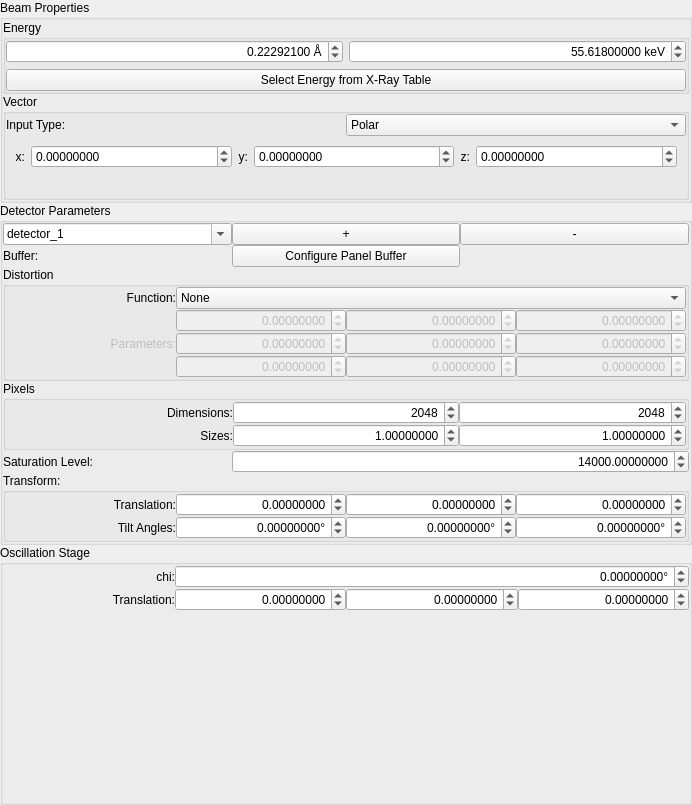
Before: the Qt Designer form hexrd/ui/resources/ui/instrument_form_view_widget.ui in HEXRD/hexrdgui, drawn with Qt 5.
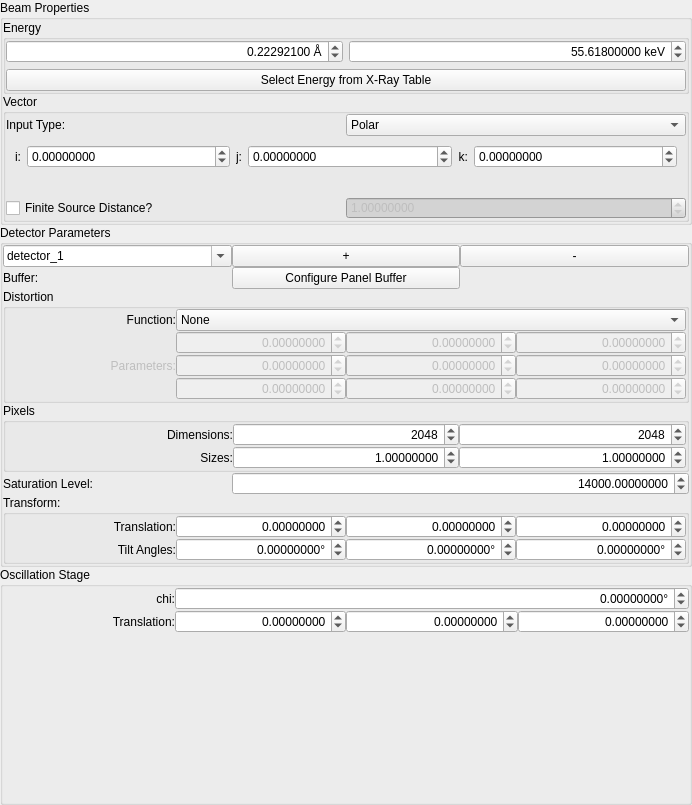
After: the same form once the commit is applied. The open tabs and pages were chosen to show the change. Custom widgets are drawn as their Qt base class.

Commit message:
Add editor for beam vector magnitude
This is hidden by default in the tree view, but can be enabled via
a checkbox in the form view.

Editing the beam vector magnitude modifies the beam vector values,
and editing beam vector values modifies the beam vector magnitude.

If the beam vector is infinite, then the beam vector is normalized.

```diff
--- a/hexrd/ui/resources/ui/instrument_form_view_widget.ui
+++ b/hexrd/ui/resources/ui/instrument_form_view_widget.ui
@@ -152,14 +152,7 @@
          <property name="spacing">
           <number>0</number>
          </property>
-         <item row="0" column="0">
-          <widget class="QLabel" name="beam_vector_input_type_label">
-           <property name="text">
-            <string>Input Type:</string>
-           </property>
-          </widget>
-         </item>
-         <item row="0" column="1">
+         <item row="1" column="1">
           <widget class="QComboBox" name="beam_vector_input_type">
            <item>
             <property name="text">
@@ -173,7 +166,24 @@
            </item>
           </widget>
          </item>
-         <item row="2" column="0" colspan="2">
+         <item row="1" column="0">
+          <widget class="QLabel" name="beam_vector_input_type_label">
+           <property name="text">
+            <string>Input Type:</string>
+           </property>
+          </widget>
+         </item>
+         <item row="3" column="0">
+          <widget class="QCheckBox" name="beam_vector_is_finite">
+           <property name="toolTip">
+            <string>&lt;html&gt;&lt;head/&gt;&lt;body&gt;&lt;p&gt;Whether or not to treat the X-ray source distance as finite.&lt;/p&gt;&lt;/body&gt;&lt;/html&gt;</string>
+           </property>
+           <property name="text">
+            <string>Finite Source Distance?</string>
+           </property>
+          </widget>
+         </item>
+         <item row="5" column="0" colspan="2">
           <spacer name="verticalSpacer_2">
            <property name="orientation">
             <enum>Qt::Vertical</enum>
@@ -189,7 +199,7 @@
            </property>
           </spacer>
          </item>
-         <item row="1" column="0" colspan="2">
+         <item row="2" column="0" colspan="2">
           <widget class="QStackedWidget" name="beam_vector_input_stacked_widget">
            <property name="sizePolicy">
             <sizepolicy hsizetype="Preferred" vsizetype="Fixed">
@@ -295,7 +305,7 @@
            <widget class="QWidget" name="beam_vector_cartesian">
             <layout class="QGridLayout" name="gridLayout_8">
              <item row="0" column="2">
-              <widget class="QLabel" name="label_2">
+              <widget class="QLabel" name="beam_vector_cartesian_y_label">
                <property name="sizePolicy">
                 <sizepolicy hsizetype="Fixed" vsizetype="Preferred">
                  <horstretch>0</horstretch>
@@ -303,7 +313,7 @@
                 </sizepolicy>
                </property>
                <property name="text">
-                <string>y:</string>
+                <string>j:</string>
                </property>
                <property name="alignment">
                 <set>Qt::AlignRight|Qt::AlignTrailing|Qt::AlignVCenter</set>
@@ -311,7 +321,7 @@
               </widget>
              </item>
              <item row="0" column="0">
-              <widget class="QLabel" name="label">
+              <widget class="QLabel" name="beam_vector_cartesian_x_label">
                <property name="sizePolicy">
                 <sizepolicy hsizetype="Fixed" vsizetype="Preferred">
                  <horstretch>0</horstretch>
@@ -319,7 +329,7 @@
                 </sizepolicy>
                </property>
                <property name="text">
-                <string>x:</string>
+                <string>i:</string>
                </property>
                <property name="alignment">
                 <set>Qt::AlignRight|Qt::AlignTrailing|Qt::AlignVCenter</set>
@@ -359,7 +369,7 @@
               </widget>
              </item>
              <item row="0" column="4">
-              <widget class="QLabel" name="label_5">
+              <widget class="QLabel" name="beam_vector_cartesian_z_label">
                <property name="sizePolicy">
                 <sizepolicy hsizetype="Fixed" vsizetype="Preferred">
                  <horstretch>0</horstretch>
@@ -367,7 +377,7 @@
                 </sizepolicy>
                </property>
                <property name="text">
-                <string>z:</string>
+                <string>k:</string>
                </property>
                <property name="alignment">
                 <set>Qt::AlignRight|Qt::AlignTrailing|Qt::AlignVCenter</set>
@@ -404,6 +414,31 @@
            </widget>
           </widget>
          </item>
+         <item row="3" column="1">
+          <widget class="QDoubleSpinBox" name="beam_vector_magnitude">
+           <property name="enabled">
+            <bool>false</bool>
+           </property>
+           <property name="styleSheet">
+            <string notr="true">QSpinBox, QDoubleSpinBox { background-color: lightgray; }</string>
+           </property>
+           <property name="keyboardTracking">
+            <bool>false</bool>
+           </property>
+           <property name="decimals">
+            <number>8</number>
+           </property>
+           <property name="minimum">
+            <double>0.000001000000000</double>
+           </property>
+           <property name="maximum">
+            <double>10000000.000000000000000</double>
+           </property>
+           <property name="value">
+            <double>1.000000000000000</double>
+           </property>
+          </widget>
+         </item>
         </layout>
        </widget>
       </item>
```
Left out of the diff: 18 changed lines with no effect on the pictures. The commit also changes 6 other files.
